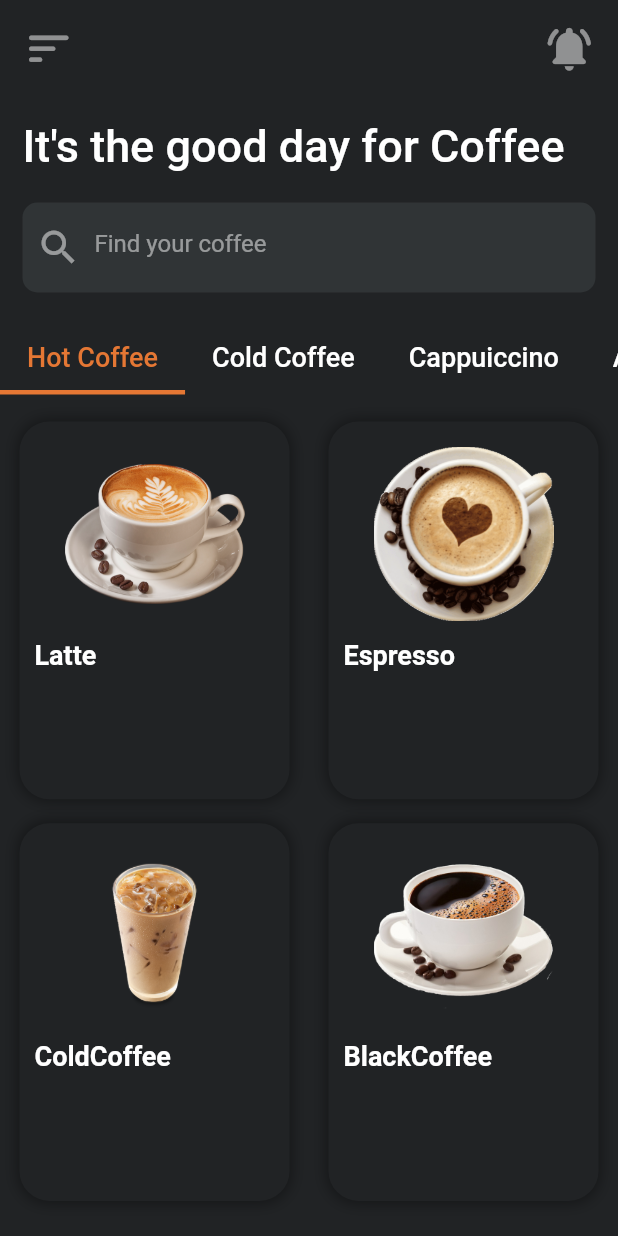
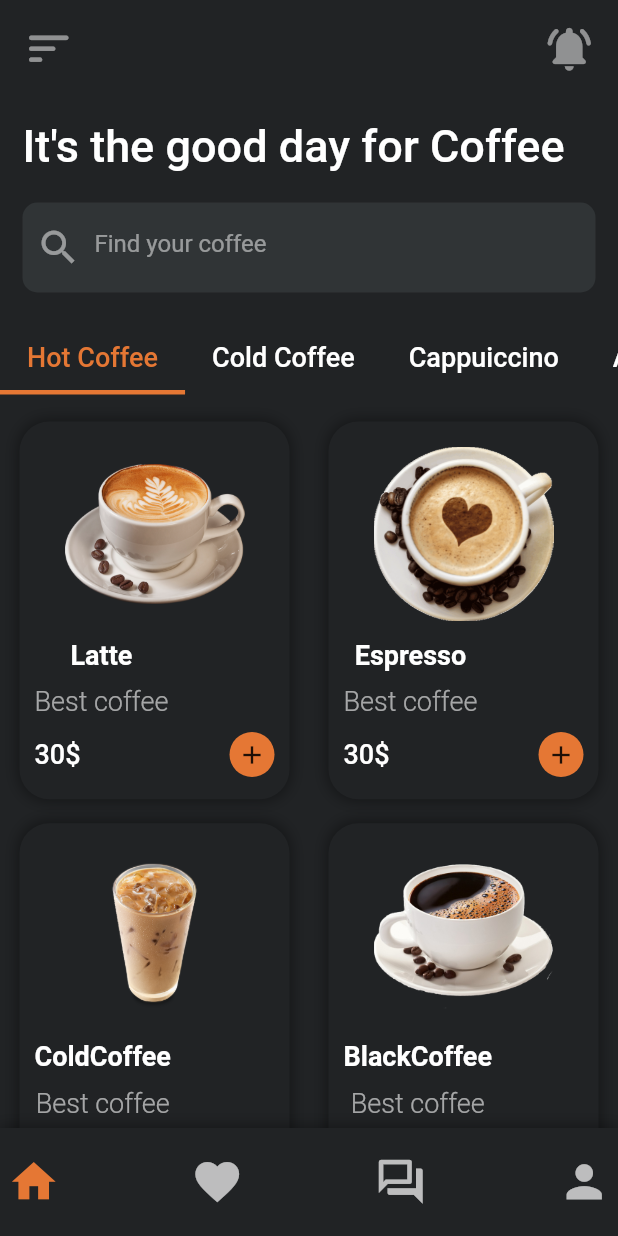
Before and after one commit to hienluong97/coffee_shop, a Flutter app: the HomeScreen screen opened directly, on a phone screen of 412 x 824 dp. Run offline on Flutter 3.47's test engine with Material 2 defaults, Android fonts, the phone set to English and light mode, and no system bars; our stand-ins replace google_fonts; missing offline and left inert: dart:ffi.

Commit message:
code single items screen

```diff
--- a/lib/screens/home_screen.dart
+++ b/lib/screens/home_screen.dart
@@ -1,9 +1,10 @@
 import 'dart:ffi';
 
+import 'package:coffee_shop/widgets/home_bottom_bar.dart';
 import 'package:flutter/material.dart';
 import 'package:google_fonts/google_fonts.dart';
-
 import '../widgets/items_widget.dart';
+import '../widgets/home_bottom_bar.dart';
 
 class HomeScreen extends StatefulWidget {
   const HomeScreen({super.key});
@@ -78,7 +79,8 @@ class _HomeScreenState extends State<HomeScreen>
                         fontWeight: FontWeight.w500)),
               ),
               Container(
-              margin: const EdgeInsets.symmetric(horizontal: 15, vertical: 20),
+                margin:
+                    const EdgeInsets.symmetric(horizontal: 15, vertical: 20),
                 width: MediaQuery.of(context).size.width,
                 height: 60,
                 alignment: Alignment.center,
@@ -133,7 +135,9 @@ class _HomeScreenState extends State<HomeScreen>
               ),
             ],
           ),
-      )),
+        ),
+      ),
+      bottomNavigationBar: HomeBottomBar(),
     );
   }
 }
--- /dev/null
+++ b/lib/widgets/home_bottom_bar.dart
@@ -0,0 +1,43 @@
+import 'package:flutter/material.dart';
+
+class HomeBottomBar extends StatelessWidget {
+  const HomeBottomBar({super.key});
+
+  @override
+  Widget build(BuildContext context) {
+    return Container(
+      padding: const EdgeInsets.symmetric(horizontal: 5, vertical: 5),
+      height: 72,
+      decoration: BoxDecoration(color: const Color(0xFF212325), boxShadow: [
+        BoxShadow(
+            color: Colors.black.withOpacity(0.4),
+            spreadRadius: 1,
+            blurRadius: 8)
+      ]),
+      child: const Row(
+          mainAxisAlignment: MainAxisAlignment.spaceBetween,
+          children: [
+            Icon(
+              Icons.home,
+              color: Color(0xFFE57734),
+              size: 35,
+            ),
+            Icon(
+              Icons.favorite_outlined,
+              color: Colors.white70,
+              size: 35,
+            ),
+            Icon(
+              Icons.question_answer_outlined,
+              color: Colors.white70,
+              size: 35,
+            ),
+            Icon(
+              Icons.person,
+              color: Colors.white70,
+              size: 35,
+            )
+          ]),
+    );
+  }
+}
--- a/lib/widgets/items_widget.dart
+++ b/lib/widgets/items_widget.dart
@@ -1,3 +1,4 @@
+import "package:coffee_shop/screens/single_item_screen.dart";
 import "package:flutter/material.dart";
 
 class ItemsWidget extends StatelessWidget {
@@ -33,7 +34,14 @@ class ItemsWidget extends StatelessWidget {
             child: Column(
               children: [
                 InkWell(
-                  onTap: () {},
+                  onTap: () {
+                    Navigator.push(
+                      context,
+                      MaterialPageRoute(
+                        builder: (context) => SingleItemScreen(img[i]),
+                      ),
+                    );
+                  },
                   child: Container(
                     margin: const EdgeInsets.all(10),
                     child: Image.asset(
@@ -46,16 +54,54 @@ class ItemsWidget extends StatelessWidget {
                 ),
                 Padding(
                   padding: const EdgeInsets.only(bottom: 8),
-                  child: Container(
+                  child: Align(
                     alignment: Alignment.centerLeft,
-                    child: Text(
-                      img[i],
-                      style: const TextStyle(
-                          fontSize: 18,
-                          fontWeight: FontWeight.bold,
-                          color: Colors.white),
+                    child: Column(
+                      children: [
+                        Text(
+                          img[i],
+                          style: const TextStyle(
+                              fontSize: 18,
+                              fontWeight: FontWeight.bold,
+                              color: Colors.white),
+                        ),
+                        const SizedBox(
+                          height: 10,
+                        ),
+                        const Text(
+                          "Best coffee",
+                          style: TextStyle(
+                              fontSize: 18,
+                              fontWeight: FontWeight.w300,
+                              color: Colors.white60),
+                        ),
+                      ],
                     ),
                   ),
+                ),
+                Padding(
+                  padding: const EdgeInsets.symmetric(vertical: 2),
+                  child: Row(
+                      mainAxisAlignment: MainAxisAlignment.spaceBetween,
+                      children: [
+                        const Text(
+                          "30\$",
+                          style: TextStyle(
+                              fontSize: 18,
+                              fontWeight: FontWeight.w500,
+                              color: Colors.white),
+                        ),
+                        Container(
+                          padding: const EdgeInsets.all(5),
+                          decoration: BoxDecoration(
+                              color: const Color(0xFFE57734),
+                              borderRadius: BorderRadius.circular(20)),
+                          child: const Icon(
+                            Icons.add,
+                            size: 20,
+                          ),
+                        )
+                      ]),
                 )
               ],
             ),
```
Also changed, not shown: lib/screens/single_item_screen.dart (added, +200 -0 lines). Lines whose indentation alone changed are shown as unchanged.
